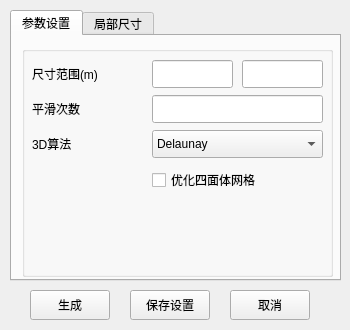
Before: the Qt Designer form UI/frmCreateMesh.ui in dave-jdx/m_dgtd, drawn with Qt 5.
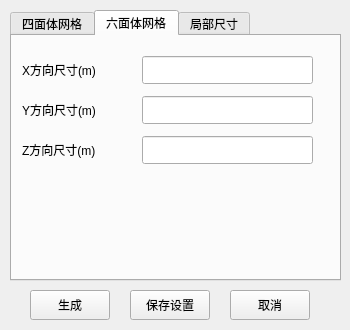
After: the same form once the commit is applied. The open tabs and pages were chosen to show the change.

Diff of the .ui file:
```diff
--- a/UI/frmCreateMesh.ui
+++ b/UI/frmCreateMesh.ui
@@ -54,7 +54,7 @@
     </property>
     <widget class="QWidget" name="tab">
      <attribute name="title">
-      <string>参数设置</string>
+      <string>四面体网格</string>
      </attribute>
      <widget class="QGroupBox" name="groupBox_2">
       <property name="geometry">
@@ -180,6 +180,89 @@
       </widget>
      </widget>
     </widget>
+    <widget class="QWidget" name="tab_3">
+     <attribute name="title">
+      <string>六面体网格</string>
+     </attribute>
+     <widget class="QLineEdit" name="txtHex_x">
+      <property name="geometry">
+       <rect>
+        <x>130</x>
+        <y>20</y>
+        <width>171</width>
+        <height>28</height>
+       </rect>
+      </property>
+      <property name="text">
+       <string/>
+      </property>
+     </widget>
+     <widget class="QLabel" name="label_4">
+      <property name="geometry">
+       <rect>
+        <x>10</x>
+        <y>20</y>
+        <width>111</width>
+        <height>28</height>
+       </rect>
+      </property>
+      <property name="text">
+       <string>X方向尺寸(m)</string>
+      </property>
+     </widget>
+     <widget class="QLabel" name="label_5">
+      <property name="geometry">
+       <rect>
+        <x>10</x>
+        <y>60</y>
+        <width>111</width>
+        <height>28</height>
+       </rect>
+      </property>
+      <property name="text">
+       <string>Y方向尺寸(m)</string>
+      </property>
+     </widget>
+     <widget class="QLineEdit" name="txtHex_y">
+      <property name="geometry">
+       <rect>
+        <x>130</x>
+        <y>60</y>
+        <width>171</width>
+        <height>28</height>
+       </rect>
+      </property>
+      <property name="text">
+       <string/>
+      </property>
+     </widget>
+     <widget class="QLineEdit" name="txtHex_z">
+      <property name="geometry">
+       <rect>
+        <x>130</x>
+        <y>100</y>
+        <width>171</width>
+        <height>28</height>
+       </rect>
+      </property>
+      <property name="text">
+       <string/>
+      </property>
+     </widget>
+     <widget class="QLabel" name="label_6">
+      <property name="geometry">
+       <rect>
+        <x>10</x>
+        <y>100</y>
+        <width>111</width>
+        <height>28</height>
+       </rect>
+      </property>
+      <property name="text">
+       <string>Z方向尺寸(m)</string>
+      </property>
+     </widget>
+    </widget>
     <widget class="QWidget" name="tab_2">
      <attribute name="title">
       <string>局部尺寸</string>
```
